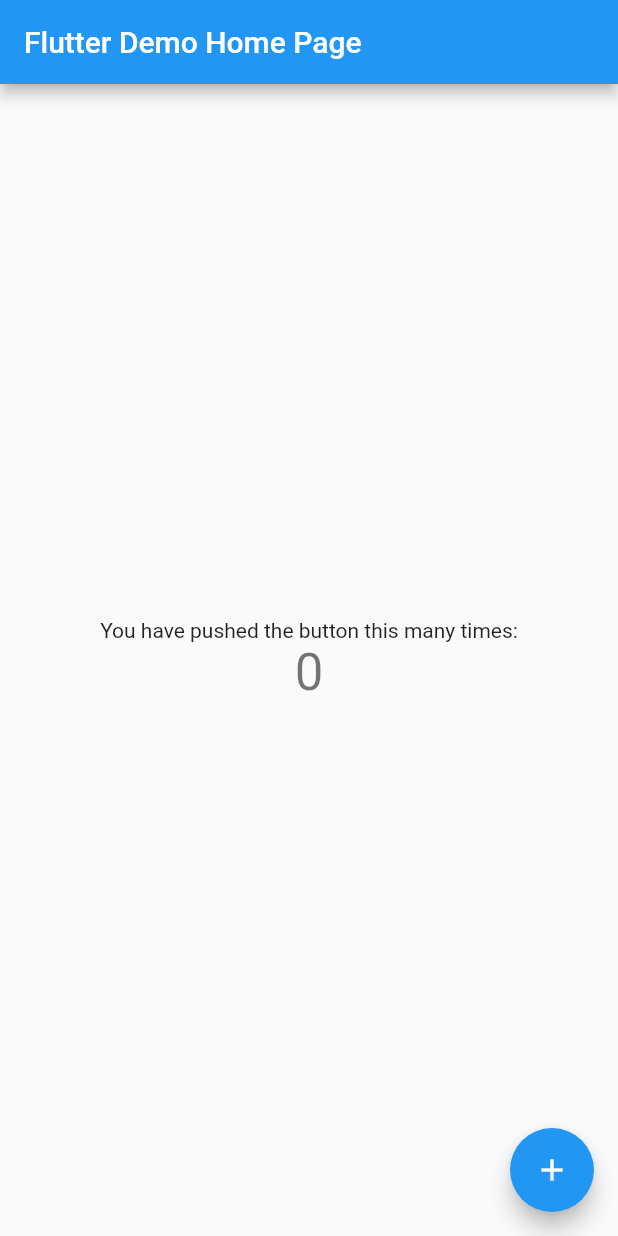
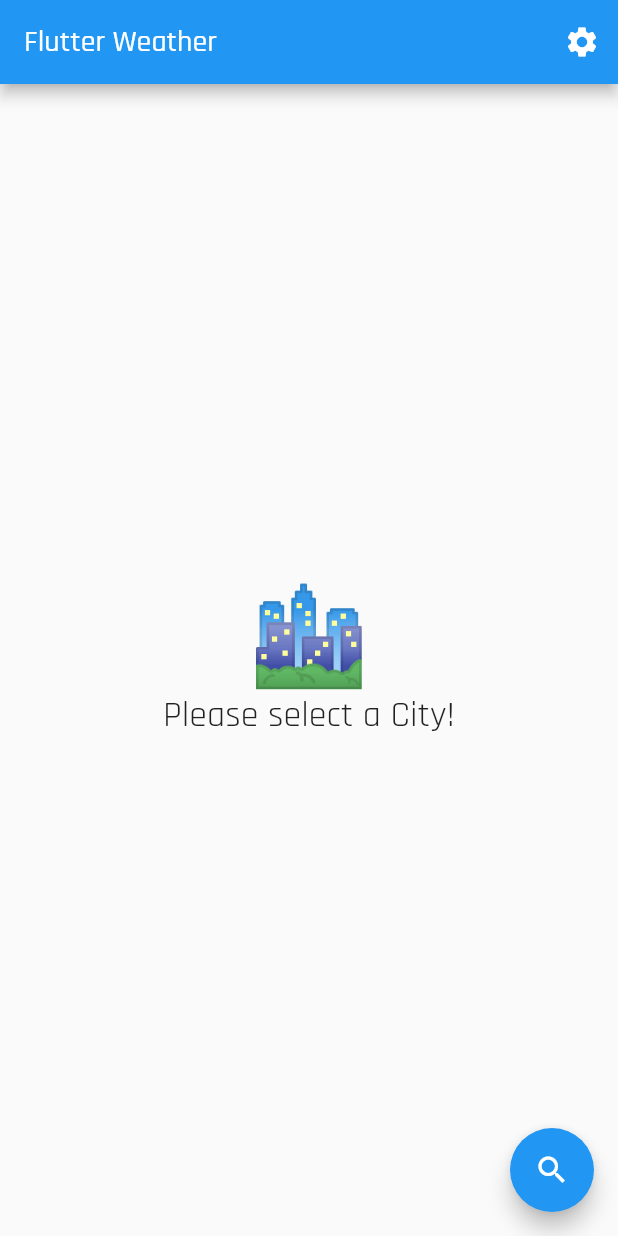
Before and after one commit to Rishaba-Jain/bloc_examples, a Flutter app: the screen it shows after launch, on a phone screen of 412 x 824 dp. Run offline on Flutter 3.47's test engine with Material 2 defaults, Android fonts, the phone set to English and light mode, and no system bars; our stand-ins replace bloc, bloc_concurrency, equatable, flutter_bloc, google_fonts, hydrated_bloc and 1 more; missing offline and left inert: flutter_services_binding.

Commit message:
bloc_weather: added search, settings, weather widgets

```diff
--- /dev/null
+++ b/bloc_weather/lib/app.dart
@@ -0,0 +1,48 @@
+import 'package:bloc_weather/theme/theme.dart';
+import 'package:bloc_weather/weather/view/weather_page.dart';
+import 'package:flutter/material.dart';
+import 'package:flutter_bloc/flutter_bloc.dart';
+import 'package:google_fonts/google_fonts.dart';
+import 'package:weather_repository/weather_repository.dart';
+
+class WeatherApp extends StatelessWidget {
+  const WeatherApp({Key? key, required WeatherRepository weatherRepository})
+      : _weatherRepository = weatherRepository,
+        super(key: key);
+
+  final WeatherRepository _weatherRepository;
+
+  @override
+  Widget build(BuildContext context) {
+    return RepositoryProvider.value(
+      value: _weatherRepository,
+      child: BlocProvider(
+        create: (_) => ThemeCubit(),
+        child: WeatherAppView(),
+      ),
+    );
+  }
+}
+
+class WeatherAppView extends StatelessWidget {
+  @override
+  Widget build(BuildContext context) {
+    final textTheme = Theme.of(context).textTheme;
+    return BlocBuilder<ThemeCubit, Color>(
+      builder: (context, color) {
+        return MaterialApp(
+          theme: ThemeData(
+            primaryColor: color,
+            textTheme: GoogleFonts.rajdhaniTextTheme(),
+            appBarTheme: AppBarTheme(
+              titleTextStyle: GoogleFonts.rajdhaniTextTheme(textTheme)
+                  .apply(bodyColor: Colors.white)
+                  .headline6,
+            ),
+          ),
+          home: WeatherPage(),
+        );
+      },
+    );
+  }
+}
--- a/bloc_weather/lib/main.dart
+++ b/bloc_weather/lib/main.dart
@@ -1,115 +1,23 @@
+import 'package:bloc_weather/weather_bloc_observer.dart';
+import 'package:flutter/foundation.dart';
 import 'package:flutter/material.dart';
+import 'package:flutter_services_binding/flutter_services_binding.dart';
+import 'package:hydrated_bloc/hydrated_bloc.dart';
+import 'package:path_provider/path_provider.dart';
+import 'package:weather_repository/weather_repository.dart';
 
-void main() {
-  runApp(const MyApp());
+import 'app.dart';
+
+void main() async {
+  FlutterServicesBinding.ensureInitialized();
+  final storage = await HydratedStorage.build(
+    storageDirectory: kIsWeb
+        ? HydratedStorage.webStorageDirectory
+        : await getTemporaryDirectory(),
+  );
+  HydratedBlocOverrides.runZoned(
+    () => runApp(WeatherApp(weatherRepository: WeatherRepository())),
+    blocObserver: WeatherBlocObserver(),
+    storage: storage,
+  );
 }
-
-class MyApp extends StatelessWidget {
-  const MyApp({Key? key}) : super(key: key);
-
-  // This widget is the root of your application.
-  @override
-  Widget build(BuildContext context) {
-    return MaterialApp(
-      title: 'Flutter Demo',
-      theme: ThemeData(
-        // This is the theme of your application.
-        //
-        // Try running your application with "flutter run". You'll see the
-        // application has a blue toolbar. Then, without quitting the app, try
-        // changing the primarySwatch below to Colors.green and then invoke
-        // "hot reload" (press "r" in the console where you ran "flutter run",
-        // or simply save your changes to "hot reload" in a Flutter IDE).
-        // Notice that the counter didn't reset back to zero; the application
-        // is not restarted.
-        primarySwatch: Colors.blue,
-      ),
-      home: const MyHomePage(title: 'Flutter Demo Home Page'),
-    );
-  }
-}
-
-class MyHomePage extends StatefulWidget {
-  const MyHomePage({Key? key, required this.title}) : super(key: key);
-
-  // This widget is the home page of your application. It is stateful, meaning
-  // that it has a State object (defined below) that contains fields that affect
-  // how it looks.
-
-  // This class is the configuration for the state. It holds the values (in this
-  // case the title) provided by the parent (in this case the App widget) and
-  // used by the build method of the State. Fields in a Widget subclass are
-  // always marked "final".
-
-  final String title;
-
-  @override
-  State<MyHomePage> createState() => _MyHomePageState();
-}
-
-class _MyHomePageState extends State<MyHomePage> {
-  int _counter = 0;
-
-  void _incrementCounter() {
-    setState(() {
-      // This call to setState tells the Flutter framework that something has
-      // changed in this State, which causes it to rerun the build method below
-      // so that the display can reflect the updated values. If we changed
-      // _counter without calling setState(), then the build method would not be
-      // called again, and so nothing would appear to happen.
-      _counter++;
-    });
-  }
-
-  @override
-  Widget build(BuildContext context) {
-    // This method is rerun every time setState is called, for instance as done
-    // by the _incrementCounter method above.
-    //
-    // The Flutter framework has been optimized to make rerunning build methods
-    // fast, so that you can just rebuild anything that needs updating rather
-    // than having to individually change instances of widgets.
-    return Scaffold(
-      appBar: AppBar(
-        // Here we take the value from the MyHomePage object that was created by
-        // the App.build method, and use it to set our appbar title.
-        title: Text(widget.title),
-      ),
-      body: Center(
-        // Center is a layout widget. It takes a single child and positions it
-        // in the middle of the parent.
-        child: Column(
-          // Column is also a layout widget. It takes a list of children and
-          // arranges them vertically. By default, it sizes itself to fit its
-          // children horizontally, and tries to be as tall as its parent.
-          //
-          // Invoke "debug painting" (press "p" in the console, choose the
-          // "Toggle Debug Paint" action from the Flutter Inspector in Android
-          // Studio, or the "Toggle Debug Paint" command in Visual Studio Code)
-          // to see the wireframe for each widget.
-          //
-          // Column has various properties to control how it sizes itself and
-          // how it positions its children. Here we use mainAxisAlignment to
-          // center the children vertically; the main axis here is the vertical
-          // axis because Columns are vertical (the cross axis would be
-          // horizontal).
-          mainAxisAlignment: MainAxisAlignment.center,
-          children: <Widget>[
-            const Text(
-              'You have pushed the button this many times:',
-            ),
-            Text(
-              '$_counter',
-              style: Theme.of(context).textTheme.headline4,
-            ),
-          ],
-        ),
-      ),
-      floatingActionButton: FloatingActionButton(
-        onPressed: _incrementCounter,
-        tooltip: 'Increment',
-        child: const Icon(Icons.add),
-      ), // This trailing comma makes auto-formatting nicer for build methods.
-    );
-  }
-}
--- /dev/null
+++ b/bloc_weather/lib/search/search.dart
@@ -0,0 +1 @@
+export 'view/search_page.dart';
--- /dev/null
+++ b/bloc_weather/lib/settings/settings.dart
@@ -0,0 +1 @@
+export 'view/settings_page.dart';
--- /dev/null
+++ b/bloc_weather/lib/weather/view/weather_page.dart
@@ -0,0 +1,74 @@
+import 'package:bloc_weather/search/search.dart';
+import 'package:bloc_weather/settings/settings.dart';
+import 'package:bloc_weather/theme/theme.dart';
+import 'package:bloc_weather/weather/weather.dart';
+import 'package:bloc_weather/weather/widgets/widgets.dart';
+import 'package:flutter/material.dart';
+import 'package:flutter_bloc/flutter_bloc.dart';
+import 'package:weather_repository/weather_repository.dart';
+
+class WeatherPage extends StatelessWidget {
+  @override
+  Widget build(BuildContext context) {
+    return BlocProvider(
+      create: (context) => WeatherCubit(context.read<WeatherRepository>()),
+      child: WeatherView(),
+    );
+  }
+}
+
+class WeatherView extends StatelessWidget {
+  @override
+  Widget build(BuildContext context) {
+    return Scaffold(
+      appBar: AppBar(
+        title: const Text('Flutter Weather'),
+        actions: [
+          IconButton(
+            icon: const Icon(Icons.settings),
+            onPressed: () {
+              Navigator.of(context).push<void>(SettingsPage.route(
+                context.read<WeatherCubit>(),
+              ));
+            },
+          ),
+        ],
+      ),
+      body: Center(
+        child: BlocConsumer<WeatherCubit, WeatherState>(
+          listener: (context, state) {
+            if (state.status.isSuccess) {
+              context.read<ThemeCubit>().updateTheme(state.weather);
+            }
+          },
+          builder: (context, state) {
+            switch (state.status) {
+              case WeatherStatus.initial:
+                return const WeatherEmpty();
+              case WeatherStatus.loading:
+                return const WeatherLoading();
+              case WeatherStatus.success:
+                return WeatherPopulated(
+                  weather: state.weather,
+                  units: state.temperatureUnits,
+                  onRefresh: () {
+                    return context.read<WeatherCubit>().refreshWeather();
+                  },
+                );
+              case WeatherStatus.failure:
+              default:
+                return const WeatherError();
+            }
+          },
+        ),
+      ),
+      floatingActionButton: FloatingActionButton(
+        child: const Icon(Icons.search),
+        onPressed: () async {
+          final city = await Navigator.of(context).push(SearchPage.route());
+          await context.read<WeatherCubit>().fetchWeather(city);
+        },
+      ),
+    );
+  }
+}
--- /dev/null
+++ b/bloc_weather/lib/weather/widgets/weather_empty.dart
@@ -0,0 +1,21 @@
+import 'package:flutter/material.dart';
+
+class WeatherEmpty extends StatelessWidget {
+  const WeatherEmpty({Key? key}) : super(key: key);
+
+  @override
+  Widget build(BuildContext context) {
+    final theme = Theme.of(context);
+    return Column(
+      mainAxisSize: MainAxisSize.min,
+      crossAxisAlignment: CrossAxisAlignment.center,
+      children: [
+        const Text('🏙️', style: TextStyle(fontSize: 64)),
+        Text(
+          'Please select a City!',
+          style: theme.textTheme.headline5,
+        ),
+      ],
+    );
+  }
+}
--- /dev/null
+++ b/bloc_weather/lib/weather/widgets/widgets.dart
@@ -0,0 +1,4 @@
+export 'weather_empty.dart';
+export 'weather_error.dart';
+export 'weather_loading.dart';
+export 'weather_populated.dart';
```
Also changed, not shown: bloc_weather/lib/search/view/search_page.dart (added, +52 -0 lines), bloc_weather/lib/settings/view/settings_page.dart (added, +44 -0 lines), bloc_weather/lib/weather/widgets/weather_error.dart (added, +21 -0 lines), bloc_weather/lib/weather/widgets/weather_loading.dart (added, +25 -0 lines), bloc_weather/lib/weather/widgets/weather_populated.dart (added, +124 -0 lines), bloc_weather/lib/weather_bloc_observer.dart (added, +27 -0 lines), 1 other file.
